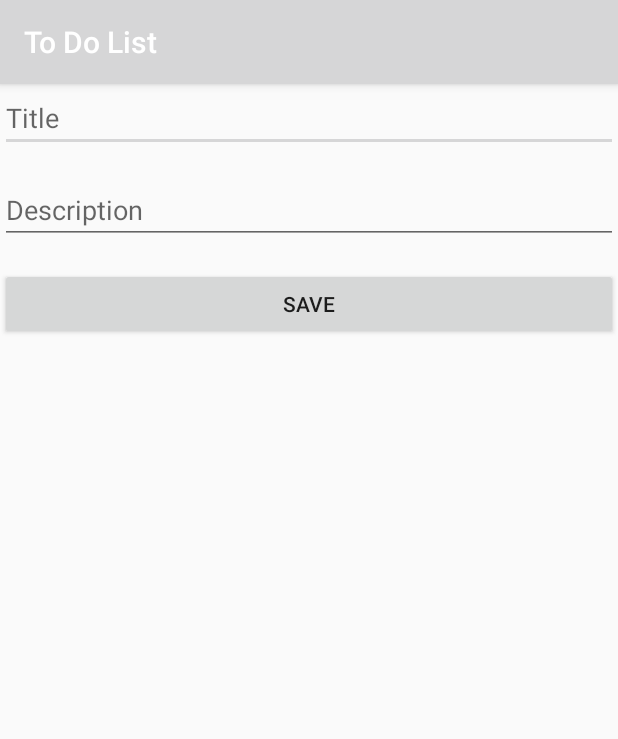
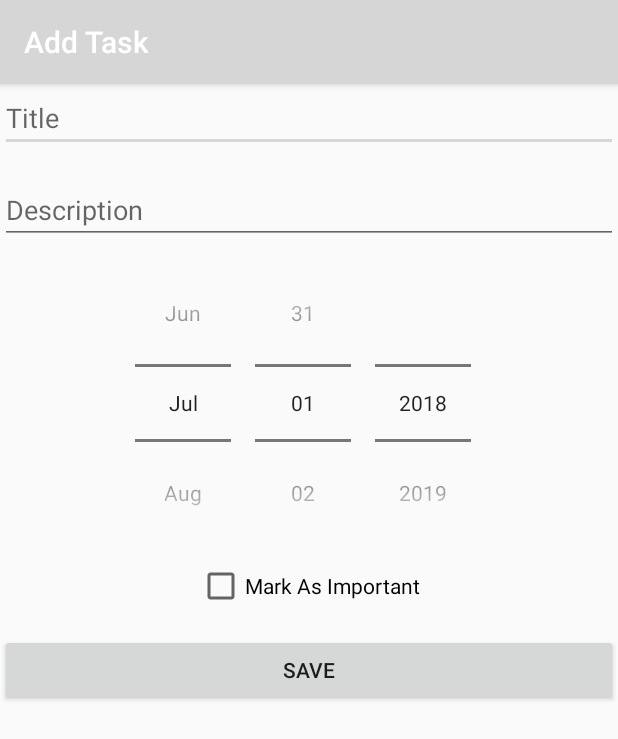
Before and after one commit to viditjain99/ToDoList, an Android app: the screen it shows after launch (AddTask), after a tap on "Add", on a phone screen of 412 x 824 dp. Shown: the top 739 px of the screen. Run offline under Robolectric (Android 15) with nearby library versions, the light colour scheme and no system bars.

Commit message:
Added Important Tasks grouping feature

```diff
--- a/app/src/main/AndroidManifest.xml
+++ b/app/src/main/AndroidManifest.xml
@@ -18,6 +18,7 @@
         </activity>
         <activity android:name=".AddTask"/>
         <activity android:name=".EditTask"/>
+        <activity android:name=".ImportantTasks"/>
     </application>
 
 </manifest>
--- a/app/src/main/java/com/example/vidit/todolist/AddTask.java
+++ b/app/src/main/java/com/example/vidit/todolist/AddTask.java
@@ -1,32 +1,59 @@
 package com.example.vidit.todolist;
 
+import android.app.DatePickerDialog;
 import android.content.Intent;
 import android.content.SharedPreferences;
+import android.content.pm.ActivityInfo;
 import android.os.Bundle;
 import android.support.v7.app.AppCompatActivity;
 import android.view.View;
+import android.widget.CheckBox;
+import android.widget.DatePicker;
 import android.widget.EditText;
+import android.widget.Toast;
+
+import java.text.SimpleDateFormat;
+import java.util.Calendar;
 
 public class AddTask extends AppCompatActivity
 {
     public static final int ADD_RESULT_CODE=2;
     public static final String TITLE_KEY="title";
     public static final String DESC_KEY="description";
+    public static final String DAY_KEY="day";
+    public static final String MONTH_KEY="month";
+    public static final String YEAR_KEY="year";
+    public static final String CHECKED_KEY="checked";
+    public DatePicker datePicker;
     @Override
     public void onCreate(Bundle savedInstanceState)
     {
         super.onCreate(savedInstanceState);
         setContentView(R.layout.activity_add_task);
+        setRequestedOrientation(ActivityInfo.SCREEN_ORIENTATION_PORTRAIT);
+        setTitle("Add Task");
+        datePicker=findViewById(R.id.datePicker);
+        datePicker.setSpinnersShown(true);
+        datePicker.setMinDate(System.currentTimeMillis()-1000);
     }
     public void saveTask(View view)
     {
         EditText titleEditText=findViewById(R.id.titleEditText);
         EditText descEditText=findViewById(R.id.descEditText);
+        CheckBox importantCheckBox=findViewById(R.id.importantCheckBox);
         String title=titleEditText.getText().toString();
         String desc=descEditText.getText().toString();
+        String day=String.valueOf(datePicker.getDayOfMonth());
+        String month=String.valueOf(datePicker.getMonth()+1);
+        String year=String.valueOf(datePicker.getYear());
+        boolean flag=importantCheckBox.isChecked();
         Intent data=new Intent();
         data.putExtra(TITLE_KEY,title);
         data.putExtra(DESC_KEY,desc);
+        data.putExtra(DAY_KEY,day);
+        data.putExtra(MONTH_KEY,month);
+        data.putExtra(YEAR_KEY,year);
+        data.putExtra(CHECKED_KEY,flag);
         setResult(ADD_RESULT_CODE,data);
         finish();
     }
--- /dev/null
+++ b/app/src/main/java/com/example/vidit/todolist/TaskOpenHelper.java
@@ -0,0 +1,35 @@
+package com.example.vidit.todolist;
+
+import android.content.Context;
+import android.database.sqlite.SQLiteDatabase;
+import android.database.sqlite.SQLiteOpenHelper;
+
+public class TaskOpenHelper extends SQLiteOpenHelper
+{
+    public static final String DATABASE_NAME="task_db";
+    public static final int VERSION=1;
+    private static TaskOpenHelper instance;
+    public static TaskOpenHelper getInstance(Context context)
+    {
+        if(instance==null)
+        {
+            instance=new TaskOpenHelper(context.getApplicationContext());
+        }
+        return instance;
+    }
+    private TaskOpenHelper(Context context)
+    {
+        super(context,DATABASE_NAME,null,VERSION);
+    }
+    @Override
+    public void onCreate(SQLiteDatabase sqLiteDatabase)
+    {
+        String taskSql="CREATE TABLE "+Contract.Task.TABLE_NAME+" ( "+Contract.Task.COLUMN_ID+" INTEGER PRIMARY KEY AUTOINCREMENT , "+Contract.Task.COLUMN_TITLE+" TEXT , "+Contract.Task.COLUMN_DESC+" TEXT , "+Contract.Task.COLUMN_DATE+" TEXT , "+Contract.Task.COLUMN_IMPORTANT+" BOOLEAN )";
+        sqLiteDatabase.execSQL(taskSql);
+    }
+    @Override
+    public void onUpgrade(SQLiteDatabase sqLiteDatabase,int i,int i1)
+    {
+
+    }
+}
--- a/app/src/main/java/com/example/vidit/todolist/TaskViewHolder.java
+++ b/app/src/main/java/com/example/vidit/todolist/TaskViewHolder.java
@@ -5,4 +5,5 @@ import android.widget.TextView;
 public class TaskViewHolder
 {
     TextView title;
+    TextView date;
 }
--- a/app/src/main/res/layout/activity_add_task.xml
+++ b/app/src/main/res/layout/activity_add_task.xml
@@ -15,6 +15,20 @@
         android:id="@+id/descEditText"
         android:layout_marginTop="16dp"
         android:hint="Description"/>
+    <DatePicker
+        android:layout_width="wrap_content"
+        android:layout_height="wrap_content"
+        android:id="@+id/datePicker"
+        android:datePickerMode="spinner"
+        android:calendarViewShown="false"
+        android:layout_gravity="center"/>
+    <CheckBox
+        android:layout_width="wrap_content"
+        android:layout_height="wrap_content"
+        android:id="@+id/importantCheckBox"
+        android:text="Mark As Important"
+        android:layout_gravity="center"
+        android:checked="false"/>
     <Button
         android:layout_width="match_parent"
         android:layout_height="wrap_content"
--- a/app/src/main/res/layout/row_layout.xml
+++ b/app/src/main/res/layout/row_layout.xml
@@ -18,7 +18,7 @@
         <TextView
             android:layout_width="0dp"
             android:layout_height="wrap_content"
-            android:id="@+id/timeTextView"
+            android:id="@+id/dateTextView"
             android:layout_weight="1"
             android:text="date and time"/>
 
--- a/app/src/main/res/menu/add_task.xml
+++ b/app/src/main/res/menu/functions.xml
@@ -3,6 +3,10 @@
     android:layout_width="match_parent"
     android:layout_height="match_parent"
     xmlns:app="http://schemas.android.com/apk/res-auto">
+    <item android:title="Important Tasks"
+        android:id="@+id/importantTasks"
+        app:showAsAction="always"
+        android:icon="@drawable/important_tasks"/>
     <item android:title="Add"
         android:id="@+id/addtask"
         app:showAsAction="always"
```
Also changed, not shown: app/src/main/java/com/example/vidit/todolist/Contract.java (added, +14 -0 lines), app/src/main/java/com/example/vidit/todolist/EditTask.java (+34 -2 lines), app/src/main/java/com/example/vidit/todolist/ImportantTasks.java (added, +90 -0 lines), app/src/main/java/com/example/vidit/todolist/MainActivity.java (+82 -50 lines), app/src/main/java/com/example/vidit/todolist/Task.java (+57 -1 lines), app/src/main/java/com/example/vidit/todolist/TaskAdapter.java (+7 -6 lines), app/src/main/res/layout/activity_edit_task.xml (+14 -0 lines), app/src/main/res/layout/activity_important_task.xml (added, +13 -0 lines), app/src/main/res/drawable-hdpi/important_tasks.png (added), app/src/main/res/drawable-mdpi/important_tasks.png (added), app/src/main/res/drawable-xhdpi/important_tasks.png (added), app/src/main/res/drawable-xxhdpi/important_tasks.png (added).
